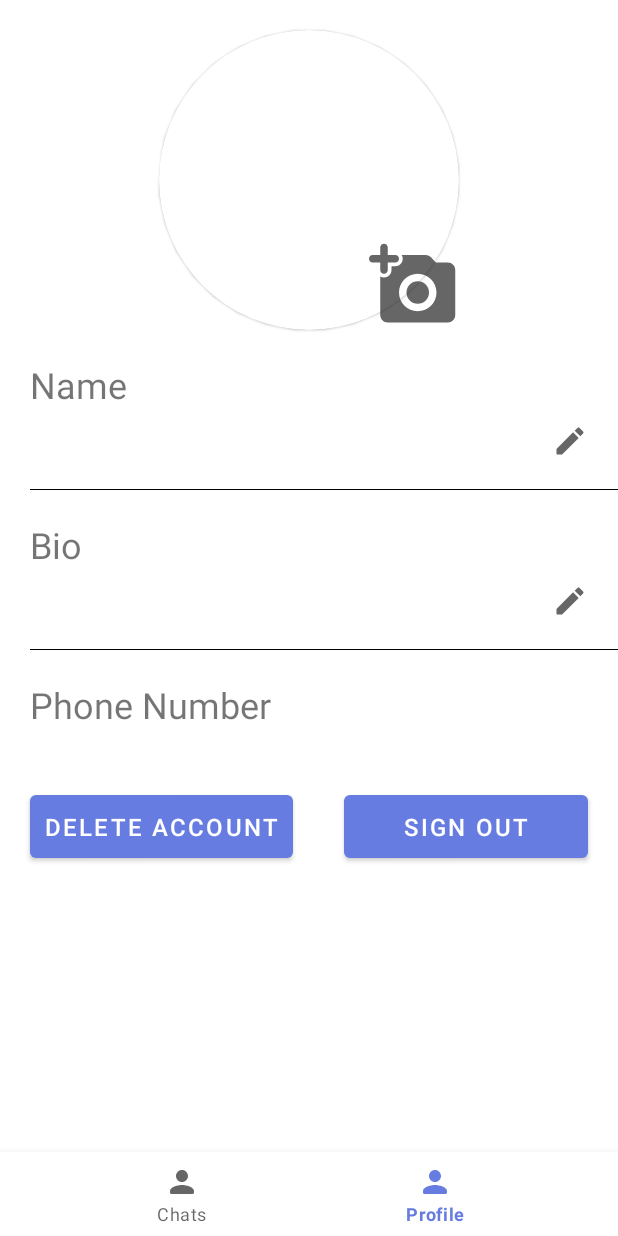
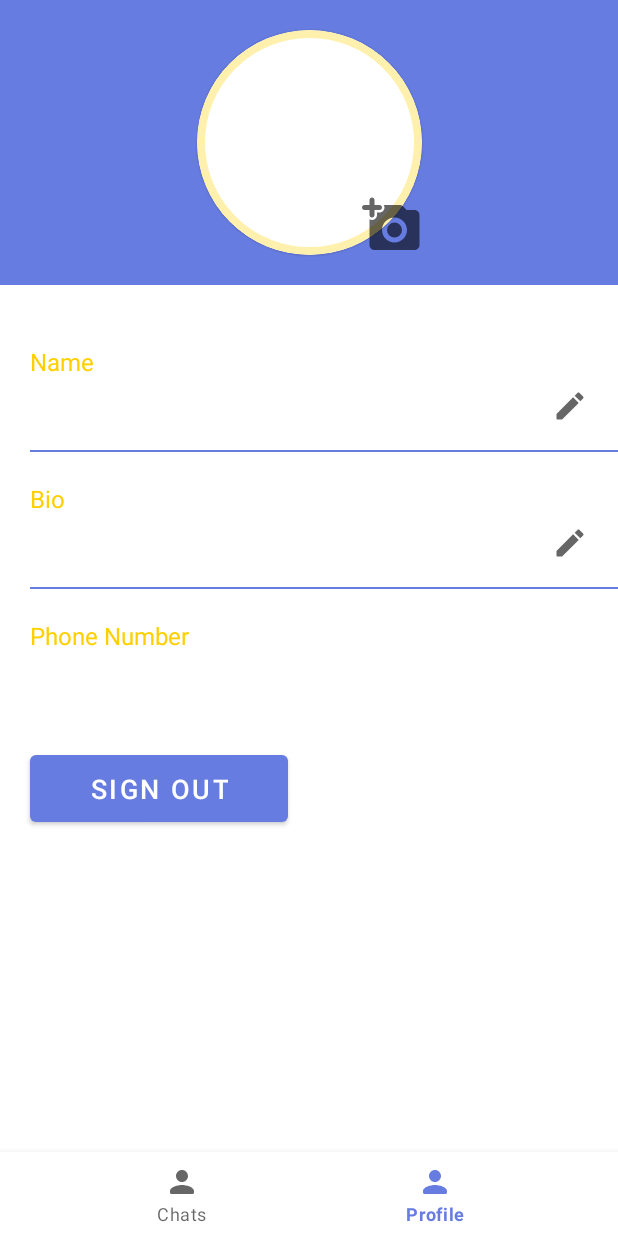
Before and after one commit to akshaykhare19/ChitChat, an Android app: the UserProfile screen opened through its navigation route, on a phone screen of 412 x 824 dp. Run offline under Robolectric (Android 15) with nearby library versions, the phone set to English and light mode, and no system bars; our stand-ins replace Firebase (no records; nobody signed in at launch, a user with empty details on screens opened directly), data binding, navigation-ui; libraries missing offline, so code that uses them is left out: com.theartofdev.edmodo; 4 statements that could not run were skipped.

Commit message:
Completed user profile

```diff
--- a/app/src/main/res/layout/fragment_user_profile.xml
+++ b/app/src/main/res/layout/fragment_user_profile.xml
@@ -17,20 +17,31 @@
 
         <ImageView
             android:id="@+id/add_photo_btn"
-            android:layout_width="60dp"
-            android:layout_height="60dp"
+            android:layout_width="40dp"
+            android:layout_height="40dp"
             android:src="@drawable/ic_add_photo"
             android:elevation="10dp"
             app:layout_constraintRight_toRightOf="@id/profile_image_card"
             app:layout_constraintBottom_toBottomOf="@id/profile_image_card"
             android:contentDescription="@string/add_photo" />
 
+        <View
+            android:layout_width="match_parent"
+            android:layout_height="0dp"
+            style="@style/ThemeColor"
+            android:layout_marginBottom="-20dp"
+            app:layout_constraintTop_toTopOf="parent"
+            app:layout_constraintBottom_toBottomOf="@id/profile_image_card"/>
+
+
         <com.google.android.material.card.MaterialCardView
             android:id="@+id/profile_image_card"
-            android:layout_width="200dp"
-            android:layout_height="200dp"
+            android:layout_width="150dp"
+            android:layout_height="150dp"
             android:layout_marginTop="20dp"
             app:cardCornerRadius="100dp"
+            app:strokeColor="@color/header_dark"
+            app:strokeWidth="5dp"
             app:layout_constraintLeft_toLeftOf="parent"
             app:layout_constraintRight_toRightOf="parent"
             app:layout_constraintTop_toTopOf="parent">
@@ -49,8 +60,9 @@
             android:layout_width="0dp"
             android:layout_height="wrap_content"
             android:text="@string/name"
-            android:textSize="24sp"
-            android:layout_marginTop="20dp"
+            android:textSize="16sp"
+            android:textColor="@color/header_light"
+            android:layout_marginTop="60dp"
             android:layout_marginStart="20dp"
             android:layout_marginEnd="20dp"
             app:layout_constraintRight_toRightOf="parent"
@@ -62,7 +74,7 @@
             android:layout_width="0dp"
             android:layout_height="wrap_content"
             android:text="@{userDataModel.userName}"
-            android:textSize="24sp"
+            android:textSize="20sp"
             style="@style/Texts"
             android:textStyle="bold"
             android:layout_marginTop="5dp"
@@ -76,8 +88,8 @@
         <View
             android:id="@+id/underline1"
             android:layout_width="0dp"
-            android:layout_height="0.5dp"
-            android:background="@color/black"
+            android:layout_height="1dp"
+            style="@style/ThemeColor"
             android:layout_marginTop="15dp"
             app:layout_constraintTop_toBottomOf="@id/name"
             app:layout_constraintLeft_toLeftOf="@id/name"
@@ -88,7 +100,8 @@
             android:layout_width="0dp"
             android:layout_height="wrap_content"
             android:text="@string/bio"
-            android:textSize="24sp"
+            android:textSize="16sp"
+            android:textColor="@color/header_light"
             android:layout_marginTop="20dp"
             android:layout_marginStart="20dp"
             android:layout_marginEnd="20dp"
@@ -101,7 +114,7 @@
             android:layout_width="0dp"
             android:layout_height="wrap_content"
             android:text="@{userDataModel.userBio}"
-            android:textSize="24sp"
+            android:textSize="20sp"
             style="@style/Texts"
             android:textStyle="bold"
             android:layout_marginTop="5dp"
@@ -115,8 +128,8 @@
         <View
             android:id="@+id/underline2"
             android:layout_width="0dp"
-            android:layout_height="0.5dp"
-            android:background="@color/black"
+            android:layout_height="1dp"
+            style="@style/ThemeColor"
             android:layout_marginTop="15dp"
             app:layout_constraintTop_toBottomOf="@id/bio"
             app:layout_constraintLeft_toLeftOf="@id/bio"
@@ -127,7 +140,8 @@
             android:layout_width="0dp"
             android:layout_height="wrap_content"
             android:text="@string/phone_number"
-            android:textSize="24sp"
+            android:textSize="16sp"
+            android:textColor="@color/header_light"
             android:layout_marginTop="20dp"
             android:layout_marginStart="20dp"
             android:layout_marginEnd="20dp"
@@ -140,7 +154,7 @@
             android:layout_width="0dp"
             android:layout_height="wrap_content"
             android:text="@{userDataModel.phoneNumber}"
-            android:textSize="24sp"
+            android:textSize="20sp"
             style="@style/Texts"
             android:textStyle="bold"
             android:layout_marginTop="5dp"
@@ -151,27 +165,18 @@
             app:layout_constraintTop_toBottomOf="@id/phone_text" />
 
         <Button
-            android:id="@+id/delete_account_button"
-            android:layout_width="wrap_content"
-            android:layout_height="wrap_content"
-            android:text="@string/delete_account"
-            android:textSize="16sp"
-            android:padding="10dp"
-            app:layout_constraintTop_toBottomOf="@id/phone"
-            app:layout_constraintLeft_toLeftOf="@id/phone"/>
-
-        <Button
             android:id="@+id/sign_out_button"
             android:layout_width="wrap_content"
             android:layout_height="wrap_content"
             android:text="@string/sign_out"
-            android:textSize="16sp"
+            android:textSize="18sp"
             android:paddingStart="40dp"
             android:paddingEnd="40dp"
             android:paddingTop="10dp"
             android:paddingBottom="10dp"
+            android:layout_marginTop="30dp"
             app:layout_constraintTop_toBottomOf="@id/phone"
-            app:layout_constraintRight_toRightOf="@id/phone"/>
+            app:layout_constraintLeft_toLeftOf="@id/phone"/>
 
 
     </androidx.constraintlayout.widget.ConstraintLayout>
```
